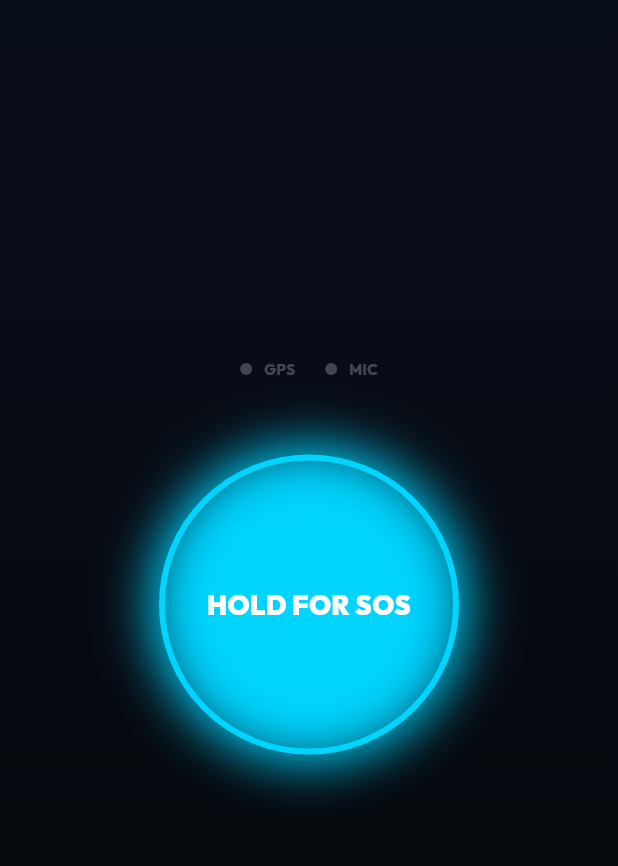
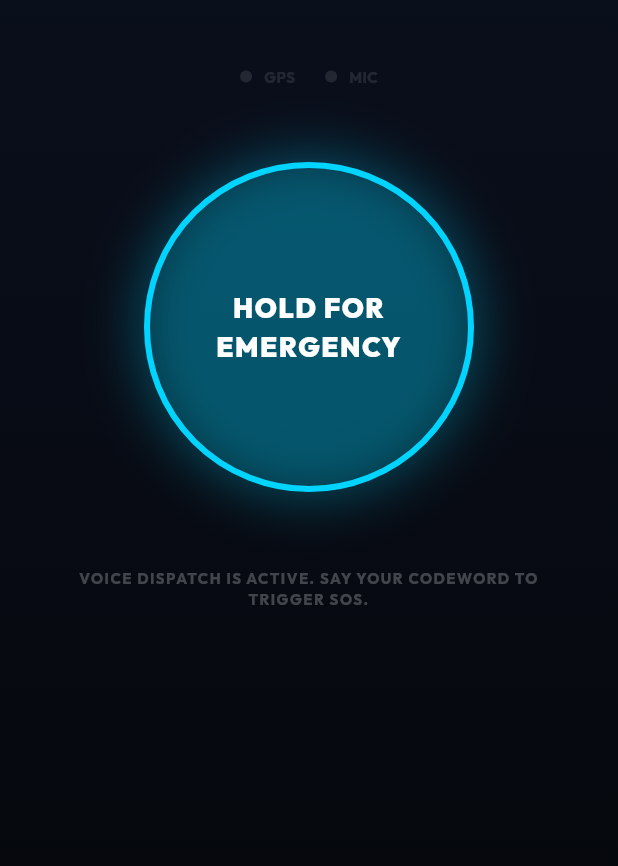
Before and after one commit to Arpitsharmaa19/SOS-Guardian, a Flutter app: the HomeScreen screen opened directly, on a phone screen of 412 x 824 dp, the part 84-950 px from its top. Run offline on Flutter 3.47's test engine with Material 3 defaults, Android fonts, the phone set to English and light mode, and no system bars; our stand-ins replace animate_do, cloud_firestore, firebase_auth, firebase_core, flutter_tts, google_fonts and 5 more; accounts and stored records are empty.

Commit message:
💎 FINAL UI RESTORE: Premium Dashboard & Speech Transcript with 3m Ping

```diff
--- a/lib/screens/home_screen.dart
+++ b/lib/screens/home_screen.dart
@@ -39,6 +39,8 @@
   bool _servicesReady = false;
 
   Timer? _locationUpdateTimer;
+  Timer? _countdownTimer;
+  int _secondsRemaining = 180; // 3 minutes
   bool _sosTriggered = false;
   String? _lastDetectedEmotion = 'Urgent Alert';
   String _detectedEmotionDisplay = '';
@@ -60,6 +62,7 @@
   @override
   void dispose() {
     _locationUpdateTimer?.cancel();
+    _countdownTimer?.cancel();
     _speechToText.stop();
     super.dispose();
   }
@@ -102,6 +105,7 @@
       });
       _speechToText.stop();
       _locationUpdateTimer?.cancel();
+      _countdownTimer?.cancel();
       _showSnackBar('Security OFF', Colors.orange);
     }
   }
@@ -141,11 +145,13 @@
       _speechToText.stop();
       _detectedEmotionDisplay = 'Analyzing...';
       _currentReportId = 'R-${DateTime.now().millisecondsSinceEpoch}';
+      _secondsRemaining = 180;
     });
 
     _sendSOSMessages(message: _text);
     _showSnackBar('🚨 SOS ACTIVATED!', AppTheme.emergencyColor);
     _startRecurringUpdates();
+    _startCountdown();
   }
 
   Future<void> _sendSOSMessages({bool isRecurring = false, String? message}) async {
@@ -192,11 +198,32 @@
     } catch (e) { logger.e("Report Error: $e"); }
   }
 
+  void _startCountdown() {
+    _countdownTimer?.cancel();
+    _countdownTimer = Timer.periodic(const Duration(seconds: 1), (timer) {
+      if (_isActivated) {
+        setState(() {
+          if (_secondsRemaining > 0) {
+            _secondsRemaining--;
+          } else {
+            _secondsRemaining = 180; // Reset after hit
+          }
+        });
+      } else {
+        timer.cancel();
+      }
+    });
+  }
+
   void _startRecurringUpdates() {
     _locationUpdateTimer?.cancel();
     _locationUpdateTimer = Timer.periodic(const Duration(minutes: 3), (timer) {
-      if (_isActivated) _sendSOSMessages(isRecurring: true);
-      else timer.cancel();
+      if (_isActivated) {
+        _sendSOSMessages(isRecurring: true);
+        setState(() => _secondsRemaining = 180);
+      } else {
+        timer.cancel();
+      }
     });
   }
 
@@ -232,45 +259,97 @@
               children: [
                 _buildAppBar(),
                 Expanded(
-                  child: Center(
+                  child: SingleChildScrollView(
                     child: Column(
                       mainAxisAlignment: MainAxisAlignment.center,
                       children: [
+                        const SizedBox(height: 20),
                         _buildStatusIndicator(),
                         const SizedBox(height: 50),
                         ZoomIn(
                           child: GestureDetector(
                             onLongPress: () => _triggerAlarmProcedure('Manual Press'),
                             child: Container(
-                              width: 200, height: 200,
+                              width: 220, height: 220,
                               decoration: BoxDecoration(
                                 color: _isActivated ? Colors.red : AppTheme.primaryColor.withOpacity(0.1),
                                 shape: BoxShape.circle,
                                 border: Border.all(color: _isActivated ? Colors.white : AppTheme.primaryColor, width: 4),
-                                boxShadow: [BoxShadow(color: _isActivated ? Colors.red : AppTheme.primaryColor, blurRadius: 30, spreadRadius: 5)]
+                                boxShadow: [
+                                  BoxShadow(
+                                    color: _isActivated ? Colors.red.withOpacity(0.5) : AppTheme.primaryColor.withOpacity(0.3),
+                                    blurRadius: 30,
+                                    spreadRadius: 5
+                                  )
+                                ]
                               ),
                               child: Center(
-                                child: Text(_isActivated ? 'SOS ACTIVE' : 'HOLD FOR SOS',
+                                child: Text(_isActivated ? 'SOS ACTIVE\nDISPATCHING...' : 'HOLD FOR\nEMERGENCY',
                                   textAlign: TextAlign.center,
-                                  style: TextStyle(color: Colors.white, fontWeight: FontWeight.w900, fontSize: 18)),
+                                  style: TextStyle(color: Colors.white, fontWeight: FontWeight.w900, fontSize: 18, letterSpacing: 1)),
                               ),
                             ),
                           ),
                         ),
                         const SizedBox(height: 50),
-                        if (_isActivated) FadeInUp(
+                        if (_isActivated) ...[
+                          FadeInUp(
                             child: Container(
-                            padding: const EdgeInsets.all(20),
+                              margin: const EdgeInsets.symmetric(horizontal: 24),
+                              padding: const EdgeInsets.all(24),
                               decoration: AppTheme.glassDecoration,
                               child: Column(
                                 children: [
-                                Text('SITUATION DETECTED', style: TextStyle(color: Colors.white54, fontSize: 10, fontWeight: FontWeight.bold)),
-                                const SizedBox(height: 5),
-                                Text(_detectedEmotionDisplay, style: TextStyle(color: Colors.redAccent, fontSize: 20, fontWeight: FontWeight.w900)),
+                                  Row(
+                                    mainAxisAlignment: MainAxisAlignment.spaceBetween,
+                                    children: [
+                                      Column(
+                                        crossAxisAlignment: CrossAxisAlignment.start,
+                                        children: [
+                                          Text('SITUATION AI', style: TextStyle(color: Colors.white24, fontSize: 10, fontWeight: FontWeight.w900, letterSpacing: 1.5)),
+                                          const SizedBox(height: 4),
+                                          Text(_detectedEmotionDisplay, style: TextStyle(color: Colors.redAccent, fontSize: 18, fontWeight: FontWeight.w900)),
+                                        ],
+                                      ),
+                                      const Icon(Icons.analytics_outlined, color: Colors.redAccent, size: 30),
+                                    ],
+                                  ),
+                                  const Divider(color: Colors.white10, height: 32),
+                                  Text('SPEECH TRANSCRIPT', style: TextStyle(color: Colors.white24, fontSize: 10, fontWeight: FontWeight.w900, letterSpacing: 1.5)),
+                                  const SizedBox(height: 12),
+                                  Text(
+                                    _text.isEmpty ? "... listening for emergency context ..." : _text.toUpperCase(),
+                                    textAlign: TextAlign.center,
+                                    style: GoogleFonts.outfit(color: Colors.white70, fontSize: 14, fontWeight: FontWeight.bold, fontStyle: FontStyle.italic),
+                                  ),
+                                  const Divider(color: Colors.white10, height: 32),
+                                  Row(
+                                    mainAxisAlignment: MainAxisAlignment.center,
+                                    children: [
+                                      Icon(Icons.location_on, color: AppTheme.primaryColor, size: 16),
+                                      const SizedBox(width: 8),
+                                      Text(
+                                        'NEXT UPDATE IN ${_secondsRemaining}S',
+                                        style: TextStyle(color: AppTheme.primaryColor, fontSize: 12, fontWeight: FontWeight.w900, letterSpacing: 1),
+                                      ),
+                                    ],
+                                  ),
                                 ],
                               ),
                             ),
                           ),
+                        ] else ...[
+                          FadeInUp(
+                            child: Padding(
+                              padding: const EdgeInsets.symmetric(horizontal: 40),
+                              child: Text(
+                                'VOICE DISPATCH IS ACTIVE. SAY YOUR CODEWORD TO TRIGGER SOS.',
+                                textAlign: TextAlign.center,
+                                style: TextStyle(color: Colors.white24, fontSize: 10, fontWeight: FontWeight.bold, letterSpacing: 1),
+                              ),
+                            ),
+                          ),
+                        ],
                       ],
                     ),
                   ),
@@ -311,9 +390,16 @@
   Widget _statusDot(String label, bool active, Color color) {
     return Row(
       children: [
-        Container(width: 8, height: 8, decoration: BoxDecoration(color: active ? color : Colors.white24, shape: BoxShape.circle)),
+        Container(
+          width: 8, height: 8,
+          decoration: BoxDecoration(
+            color: active ? color : Colors.white10,
+            shape: BoxShape.circle,
+            boxShadow: active ? [BoxShadow(color: color.withOpacity(0.5), blurRadius: 5)] : []
+          )
+        ),
         const SizedBox(width: 8),
-        Text(label, style: TextStyle(color: active ? Colors.white : Colors.white24, fontSize: 10, fontWeight: FontWeight.bold)),
+        Text(label, style: TextStyle(color: active ? Colors.white : Colors.white10, fontSize: 10, fontWeight: FontWeight.bold)),
       ],
     );
   }
```
Lines whose indentation alone changed are shown as unchanged.
